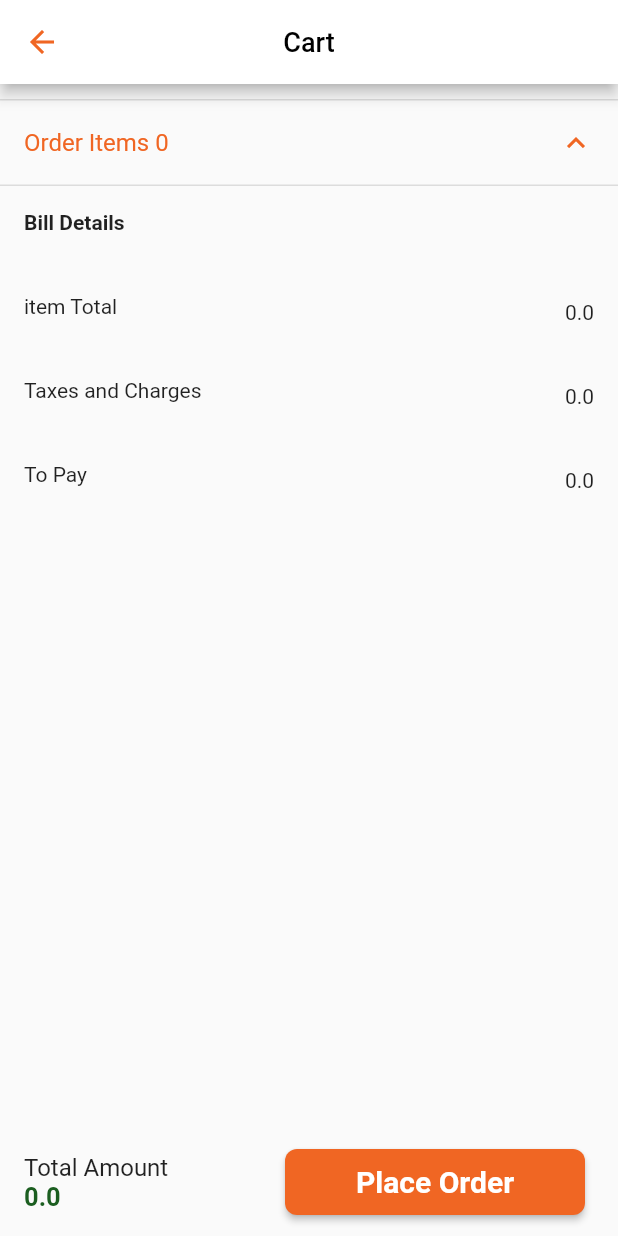
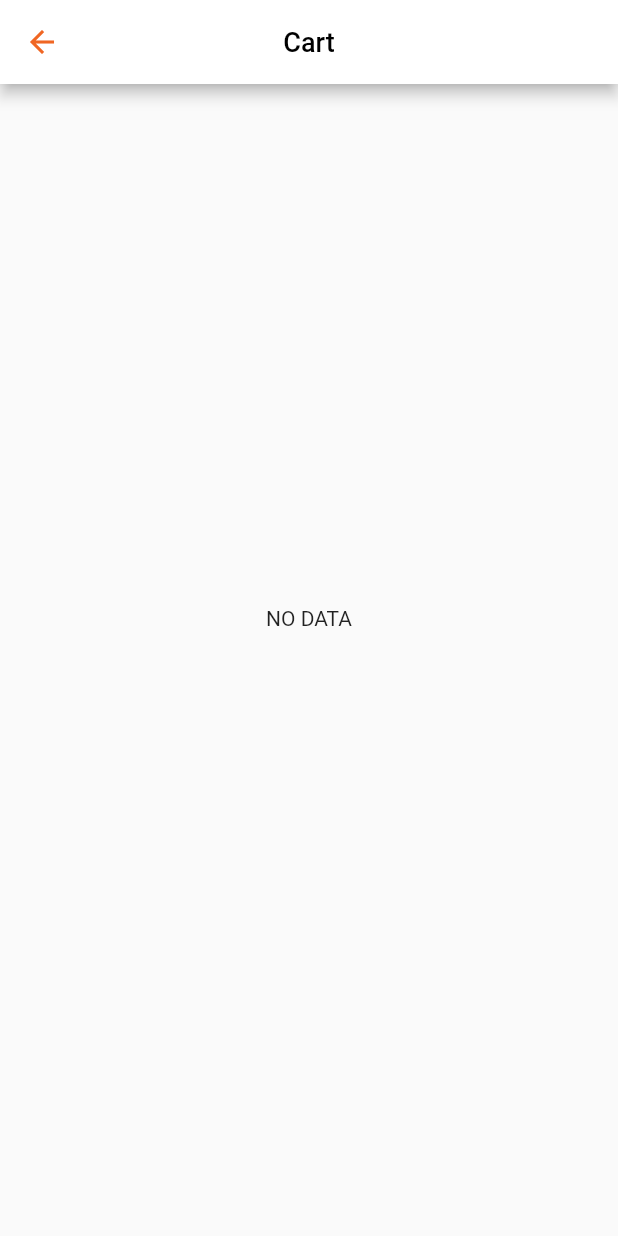
Before and after one commit to HarshalRamRV/foodybuddy, a Flutter app: the PaymentSummary screen opened directly, on a phone screen of 412 x 824 dp. Run offline on Flutter 3.47's test engine with Material 2 defaults, Android fonts, the phone set to English and light mode, and no system bars; our stand-ins replace cloud_firestore, eva_icons_flutter, firebase_auth, firebase_core, font_awesome_flutter, get and 3 more; missing offline and left inert: eventify, razorpay_flutter; accounts and stored records are empty; statements that could not run were skipped.

Commit message:
OrderStatus

```diff
--- a/lib/Providers/orderProvider.dart
+++ b/lib/Providers/orderProvider.dart
@@ -6,7 +6,7 @@ import 'package:foodybuddy/Views/OrderStatus.dart';
 
 class OrderProvider with ChangeNotifier {
   String orderNo = "";
-  String orderStatus = "";
+  bool orderStatus = false;
   String fee = "";
   String totalNoFee = "";
   List<ReviewCartModel> ordersDataList = [];
@@ -56,7 +56,7 @@ class OrderProvider with ChangeNotifier {
     notifyListeners();
   }
 
-  String get getOrderStatus {
+  bool get getOrderStatus {
     return orderStatus;
   }
 
--- a/lib/Views/paymentSummary/paymesntSummary.dart
+++ b/lib/Views/paymentSummary/paymesntSummary.dart
@@ -45,7 +45,7 @@ class _PaymentSummaryState extends State<PaymentSummary> {
   void handlePaymentSucess(PaymentSuccessResponse response) async {
     var orderNo = Provider.of<PaymentHelper>(context, listen: false).getOrderNo;
     print("Payment Success");
-    setOrderDetails(orderNo,fee,totalPrice);
+    setOrderDetails(orderNo, fee, totalPrice);
     placeOrder(orderNo);
     deleteReviewCartData();
     Navigator.of(context).push(MaterialPageRoute(
@@ -55,15 +55,15 @@ class _PaymentSummaryState extends State<PaymentSummary> {
     ));
   }
 
-  setOrderDetails(orderNo,fee,totalNoFee) async {
+  setOrderDetails(orderNo, fee, totalNoFee) async {
     await FirebaseFirestore.instance
         .collection("Orders")
         .doc(orderNo.toString())
         .set({
-      "orderStatus": "Getting Ready",
+      "orderStatus": false,
       "fee": fee.toString(),
       "totalNoFee": totalNoFee.toString(),
-      "orderNo": orderNo.toString(),
+      "orderNo": "#$orderNo",
       "phone": userPhoneNo,
       "total": orderTotal,
       "uid": userUid,
@@ -134,7 +134,8 @@ class _PaymentSummaryState extends State<PaymentSummary> {
     ReviewCartProvider reviewCartProvider = Provider.of(context);
     reviewCartProvider.getReviewCartData();
     totalPrice = reviewCartProvider.getTotalPrice();
-    fee = (((totalPrice / 100 * 2) / 100 * 18) + (totalPrice / 100 * 2)).roundToDouble();
+    fee = (((totalPrice / 100 * 2) / 100 * 18) + (totalPrice / 100 * 2))
+        .roundToDouble();
     double totalPlusFee = (totalPrice + fee).roundToDouble();
     orderTotal = totalPlusFee.roundToDouble();
     return Scaffold(
@@ -147,7 +148,9 @@ class _PaymentSummaryState extends State<PaymentSummary> {
           style: TextStyle(fontSize: 18, color: Colors.black),
         ),
       ),
-      bottomNavigationBar: ListTile(
+      bottomNavigationBar: reviewCartProvider.getReviewCartDataList.isEmpty
+          ? ListTile()
+          : ListTile(
               title: Text("Total Amount"),
               subtitle: Text(
                 "$totalPrice",
@@ -160,11 +163,16 @@ class _PaymentSummaryState extends State<PaymentSummary> {
               trailing: RoundedButton(
                   title: "Place Order",
                   onPressed: () async {
-                openCheckout(totalPlusFee.roundToDouble()).whenComplete(() {});
+                    openCheckout(totalPlusFee.roundToDouble())
+                        .whenComplete(() {});
                   },
                   maxwidth: 250,
                   minwidth: 200)),
-      body: Padding(
+      body: reviewCartProvider.getReviewCartDataList.isEmpty
+          ? Center(
+              child: Text("NO DATA"),
+            )
+          : Padding(
               padding: const EdgeInsets.only(top: 10),
               child: ListView.builder(
                 itemCount: 1,
@@ -175,7 +183,8 @@ class _PaymentSummaryState extends State<PaymentSummary> {
                         initiallyExpanded: true,
                         textColor: Color(0xFFF06623),
                         iconColor: Color(0xFFF06623),
-                  children: reviewCartProvider.getReviewCartDataList.map((e) {
+                        children:
+                            reviewCartProvider.getReviewCartDataList.map((e) {
                           return OrderItem(
                             e: e,
                           );
```
Also changed, not shown: assets/13679-fast-food-mobile-app-loading.json (added, +1 -0 lines), lib/Views/OrderStatus.dart (+5 -2 lines). Lines whose indentation alone changed are shown as unchanged.
